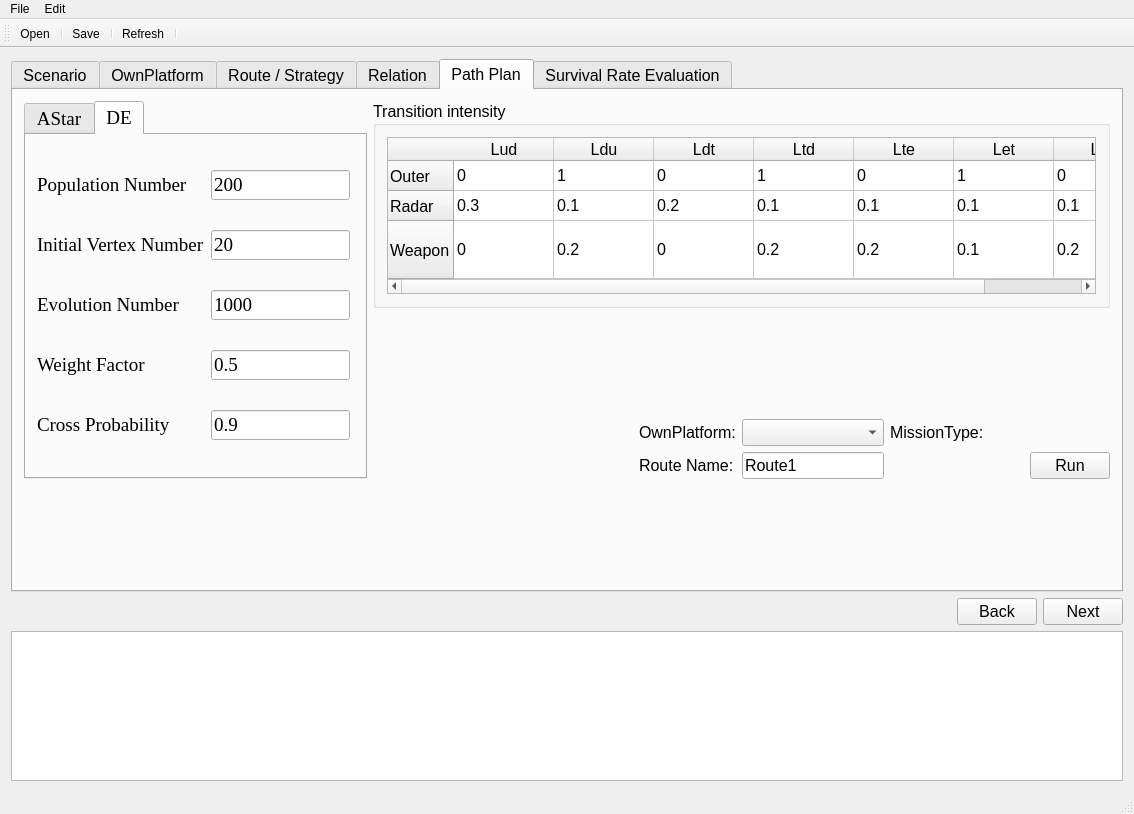
This is PathPlanGui/MainWindow.ui in louie17/PathPlanning as Qt 5 draws it before an edit. The edited form follows.
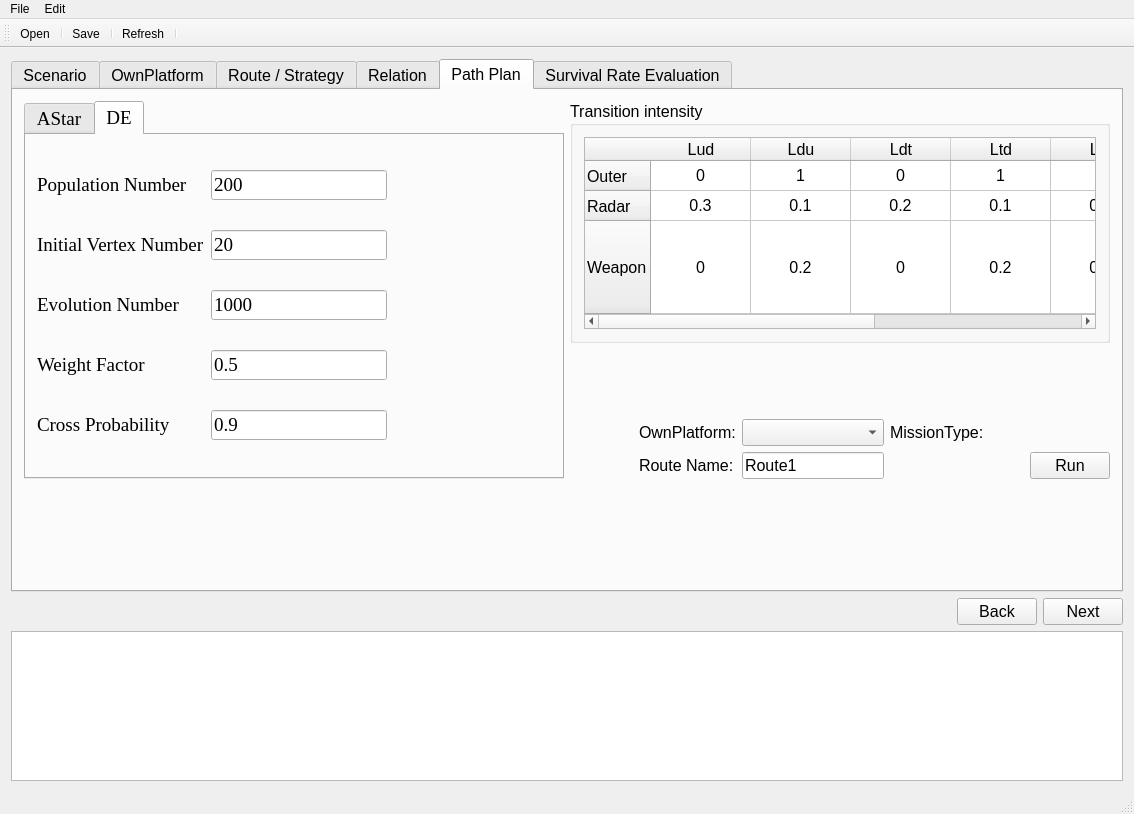
This is the edited form. Custom widgets are drawn as their Qt base class.

Commit message: 表格样式设定完毕

What changed in the file:
```diff
--- a/PathPlanGui/MainWindow.ui
+++ b/PathPlanGui/MainWindow.ui
@@ -2776,7 +2776,7 @@
                  <item row="0" column="0">
                   <widget class="QTableWidget" name="tableWidget_TransInt">
                    <property name="sizePolicy">
-                    <sizepolicy hsizetype="Preferred" vsizetype="Preferred">
+                    <sizepolicy hsizetype="Expanding" vsizetype="Expanding">
                      <horstretch>0</horstretch>
                      <verstretch>0</verstretch>
                     </sizepolicy>
@@ -2788,7 +2788,7 @@
                     </font>
                    </property>
                    <property name="sizeAdjustPolicy">
-                    <enum>QAbstractScrollArea::AdjustToContents</enum>
+                    <enum>QAbstractScrollArea::AdjustIgnored</enum>
                    </property>
                    <attribute name="horizontalHeaderStretchLastSection">
                     <bool>true</bool>
@@ -2850,106 +2850,169 @@
                     <property name="text">
                      <string>0</string>
                     </property>
+                    <property name="textAlignment">
+                     <set>AlignCenter</set>
+                    </property>
                    </item>
                    <item row="0" column="1">
                     <property name="text">
                      <string>1</string>
                     </property>
+                    <property name="textAlignment">
+                     <set>AlignCenter</set>
+                    </property>
                    </item>
                    <item row="0" column="2">
                     <property name="text">
                      <string>0</string>
                     </property>
+                    <property name="textAlignment">
+                     <set>AlignCenter</set>
+                    </property>
                    </item>
                    <item row="0" column="3">
                     <property name="text">
                      <string>1</string>
                     </property>
+                    <property name="textAlignment">
+                     <set>AlignCenter</set>
+                    </property>
                    </item>
                    <item row="0" column="4">
                     <property name="text">
                      <string>0</string>
                     </property>
+                    <property name="textAlignment">
+                     <set>AlignCenter</set>
+                    </property>
                    </item>
                    <item row="0" column="5">
                     <property name="text">
                      <string>1</string>
                     </property>
+                    <property name="textAlignment">
+                     <set>AlignCenter</set>
+                    </property>
                    </item>
                    <item row="0" column="6">
                     <property name="text">
                      <string>0</string>
                     </property>
+                    <property name="textAlignment">
+                     <set>AlignCenter</set>
+                    </property>
                    </item>
                    <item row="1" column="0">
                     <property name="text">
                      <string>0.3</string>
                     </property>
+                    <property name="textAlignment">
+                     <set>AlignCenter</set>
+                    </property>
                    </item>
                    <item row="1" column="1">
                     <property name="text">
                      <string>0.1</string>
                     </property>
+                    <property name="textAlignment">
+                     <set>AlignCenter</set>
+                    </property>
                    </item>
                    <item row="1" column="2">
                     <property name="text">
                      <string>0.2</string>
                     </property>
+                    <property name="textAlignment">
+                     <set>AlignCenter</set>
+                    </property>
                    </item>
                    <item row="1" column="3">
                     <property name="text">
                      <string>0.1</string>
                     </property>
+                    <property name="textAlignment">
+                     <set>AlignCenter</set>
+                    </property>
                    </item>
                    <item row="1" column="4">
                     <property name="text">
                      <string>0.1</string>
                     </property>
+                    <property name="textAlignment">
+                     <set>AlignCenter</set>
+                    </property>
                    </item>
                    <item row="1" column="5">
                     <property name="text">
                      <string>0.1</string>
                     </property>
+                    <property name="textAlignment">
+                     <set>AlignCenter</set>
+                    </property>
                    </item>
                    <item row="1" column="6">
                     <property name="text">
                      <string>0.1</string>
                     </property>
+                    <property name="textAlignment">
+                     <set>AlignCenter</set>
+                    </property>
                    </item>
                    <item row="2" column="0">
                     <property name="text">
                      <string>0</string>
                     </property>
+                    <property name="textAlignment">
+                     <set>AlignCenter</set>
+                    </property>
                    </item>
                    <item row="2" column="1">
                     <property name="text">
                      <string>0.2</string>
                     </property>
+                    <property name="textAlignment">
+                     <set>AlignCenter</set>
+                    </property>
                    </item>
                    <item row="2" column="2">
                     <property name="text">
                      <string>0</string>
                     </property>
+                    <property name="textAlignment">
+                     <set>AlignCenter</set>
+                    </property>
                    </item>
                    <item row="2" column="3">
                     <property name="text">
                      <string>0.2</string>
                     </property>
+                    <property name="textAlignment">
+                     <set>AlignCenter</set>
+                    </property>
                    </item>
                    <item row="2" column="4">
                     <property name="text">
                      <string>0.2</string>
                     </property>
+                    <property name="textAlignment">
+                     <set>AlignCenter</set>
+                    </property>
                    </item>
                    <item row="2" column="5">
                     <property name="text">
                      <string>0.1</string>
                     </property>
+                    <property name="textAlignment">
+                     <set>AlignCenter</set>
+                    </property>
                    </item>
                    <item row="2" column="6">
                     <property name="text">
                      <string>0.2</string>
                     </property>
+                    <property name="textAlignment">
+                     <set>AlignCenter</set>
+                    </property>
                    </item>
                   </widget>
                  </item>
```
Left out of the diff: 6 changed lines with no effect on the pictures. The commit also changes 1 other file.
